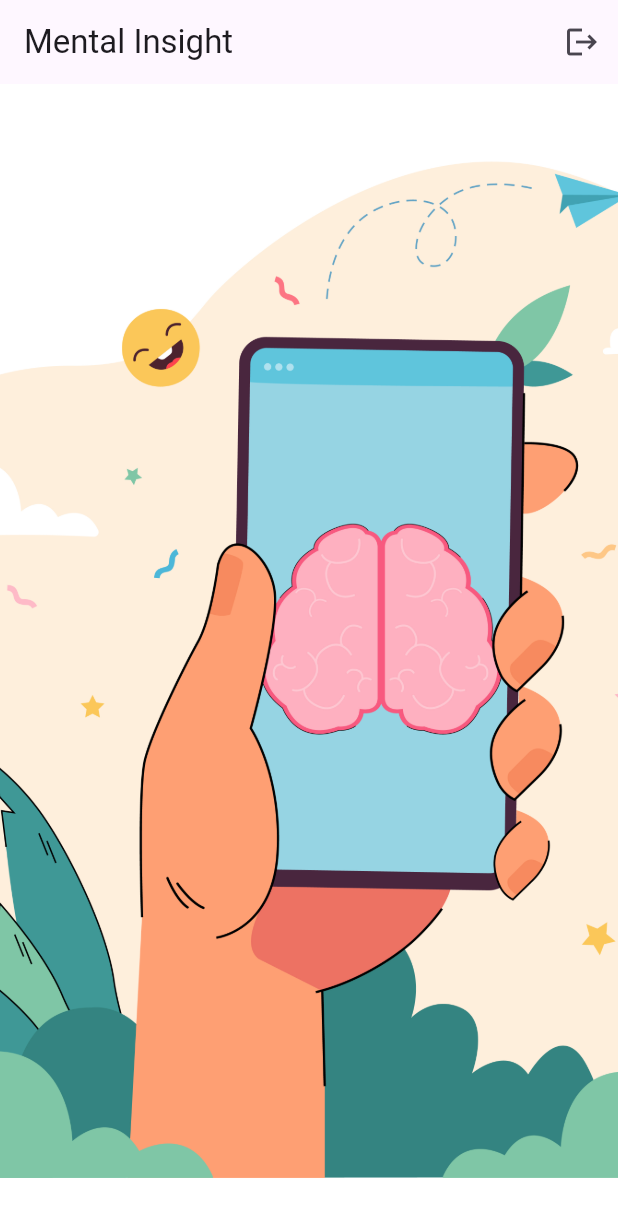
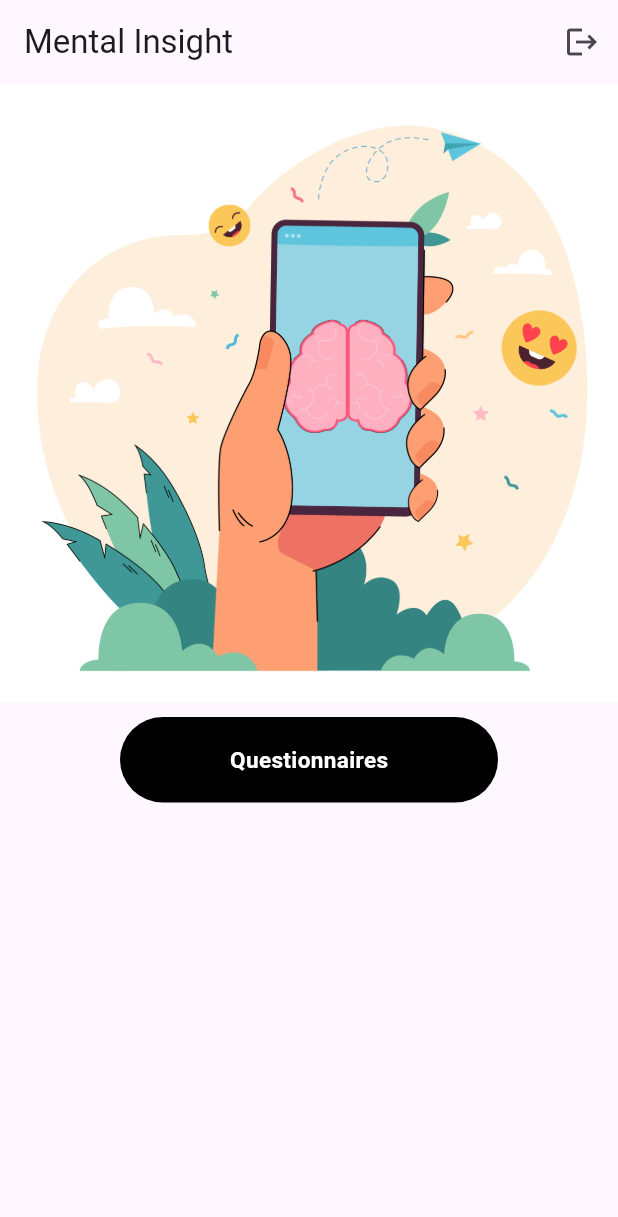
Before and after one commit to Saya32/wellbeing_junction, a Flutter app: the screen it shows once a user with an empty profile is signed in, on a phone screen of 412 x 824 dp. Shown: the top 1217 px of the screen. Run offline on Flutter 3.47's test engine with Material 3 defaults, Android fonts, the phone set to English and light mode, and no system bars; our stand-ins replace firebase_auth, firebase_core; accounts and stored records are empty; project files that could hold a hidden picture were left out.

Commit message:
Add the quesstionnaire tile in homepage

```diff
--- a/lib/screens/dashboard_screen.dart
+++ b/lib/screens/dashboard_screen.dart
@@ -1,5 +1,6 @@
 import 'package:firebase_auth/firebase_auth.dart';
 import 'package:flutter/material.dart';
+import 'package:wellbeing_junction/elements/button.dart';
 
 class Dashboard extends StatefulWidget {
   const Dashboard({super.key});
@@ -23,12 +24,14 @@ class _DashboardState extends State<Dashboard> {
           icon: Icon(Icons.logout),
         )
       ]),
-      body: Container(
-        decoration: const BoxDecoration(
-          image: DecorationImage(
-            image: AssetImage("assets/images/background.jpg"),
-            fit: BoxFit.cover,
-          ),
+      body: SafeArea(
+        child: Center(
+          child: Column(children: [
+            Image.asset("assets/images/background.jpg"),
+
+            const SizedBox(height: 10), //allows padding
+            ButtonElement(onTap: () {}, text: "Questionnaires"),
+          ]),
         ),
       ),
     );
```
